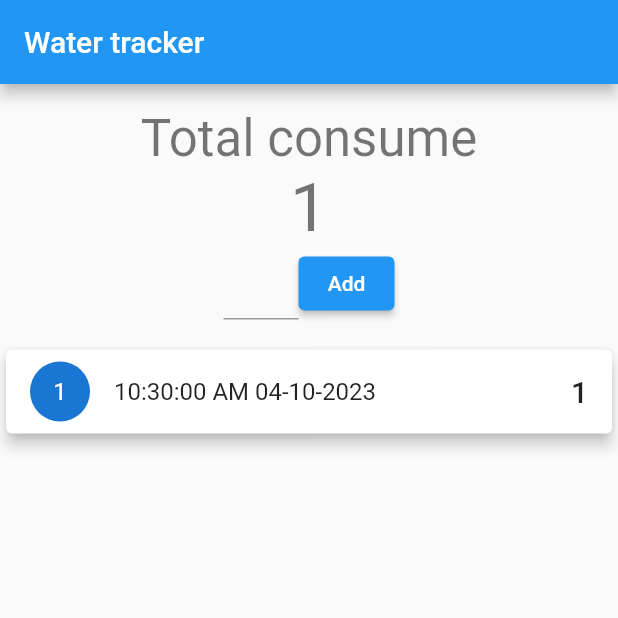
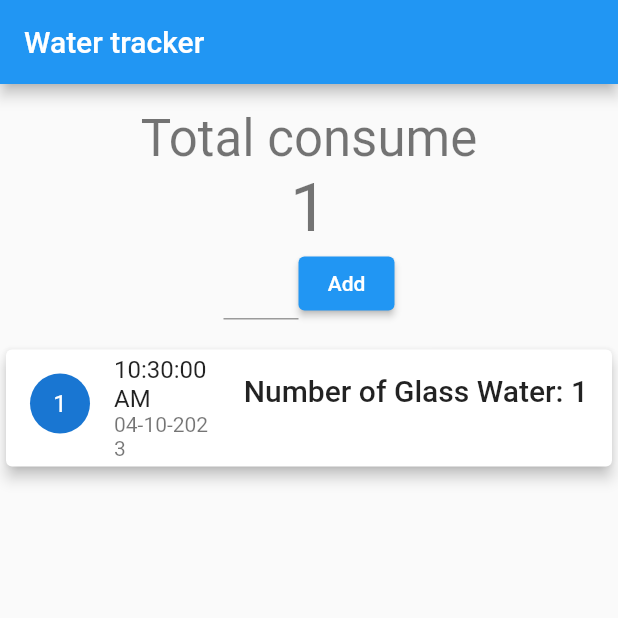
Before and after one commit to csearafat01/module_9, a Flutter app: the screen it shows after launch, after a tap on "Add", on a phone screen of 412 x 824 dp, the top half of it. Run offline on Flutter 3.47's test engine with Material 2 defaults, Android fonts, the phone set to English and light mode, and no system bars.

Commit message:
stateful Water Tracker app to-do

```diff
--- a/lib/home_screen.dart
+++ b/lib/home_screen.dart
@@ -25,7 +25,7 @@ class _HomeScreenState extends State<HomeScreen> {
     if (input.isNotEmpty) {
       final amount = int.tryParse(input);
       if (amount != null) {
-        totalAmount += amount;
+        totalAmount ++;
         final waterTrack = WaterTrack(DateTime.now(), amount);
         waterConsumeList.add(waterTrack);
         _amountOfGlassTEController.clear();
@@ -105,10 +105,12 @@ class _HomeScreenState extends State<HomeScreen> {
                     leading: CircleAvatar(
                       child: Text('${index + 1}'),
                     ),
-                    title: Text(DateFormat('HH:mm:ss a dd-MM-yyyy')
+                    title: Text(DateFormat('HH:mm:ss a')
+                        .format(waterTrack.time)),
+                    subtitle: Text(DateFormat('dd-MM-yyyy')
                         .format(waterTrack.time)),
                     trailing: Text(
-                      '${waterTrack.noOfGlass}',
+                      'Number of Glass Water: ${waterTrack.noOfGlass}',
                       style: Theme.of(context).textTheme.titleLarge,
                     ),
                   ),
```
